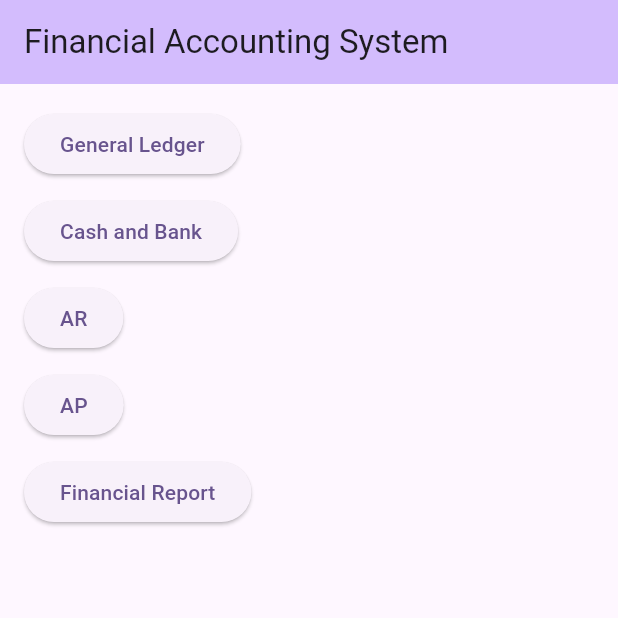
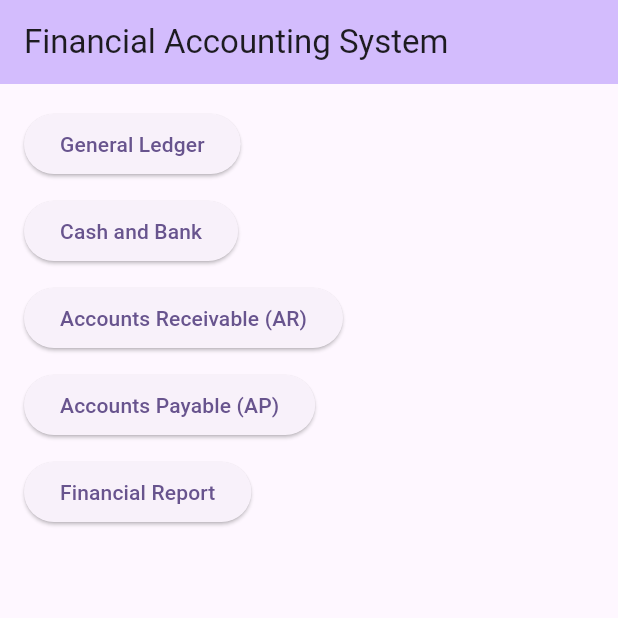
Before and after one commit to fakhriaditya/project_flutter, a Flutter app: the screen it shows after launch, on a phone screen of 412 x 824 dp, the top half of it. Run offline on Flutter 3.47's test engine with Material 3 defaults, Android fonts, the phone set to English and light mode, and no system bars.

Commit message:
AR = Accounts Receivable (AR) AP = Accounts Payable (AP)

```diff
--- a/lib/main.dart
+++ b/lib/main.dart
@@ -73,7 +73,7 @@ class _MyHomePageState extends State<MyHomePage> {
                   MaterialPageRoute(builder: (context) => const ARPage()),
                 );
               },
-              child: const Text('AR'),
+              child: const Text('Accounts Receivable (AR)'),
             ),
             const SizedBox(height: 10),
             ElevatedButton(
@@ -83,7 +83,7 @@ class _MyHomePageState extends State<MyHomePage> {
                   MaterialPageRoute(builder: (context) => const APPage()),
                 );
               },
-              child: const Text('AP'),
+              child: const Text('Accounts Payable (AP)'),
             ),
             const SizedBox(height: 10),
             ElevatedButton(
@@ -176,7 +176,7 @@ class ARPage extends StatelessWidget {
   Widget build(BuildContext context) {
     return Scaffold(
       appBar: AppBar(
-        title: const Text('AR'),
+        title: const Text('Accounts Receivable (AR)'),
         backgroundColor: const Color.fromARGB(255, 31, 2, 251),
       ),
       body: Center(
@@ -184,7 +184,7 @@ class ARPage extends StatelessWidget {
           padding: const EdgeInsets.all(20),
           children: [
             const Text(
-              'AR',
+              'Accounts Receivable (AR)',
               style: TextStyle(fontSize: 24, fontWeight: FontWeight.bold),
               textAlign: TextAlign.center,
             ),
@@ -208,7 +208,7 @@ class APPage extends StatelessWidget {
   Widget build(BuildContext context) {
     return Scaffold(
       appBar: AppBar(
-        title: const Text('AP'),
+        title: const Text('Accounts Payable (AP)'),
         backgroundColor: const Color.fromARGB(255, 31, 2, 251),
       ),
       body: Center(
@@ -216,7 +216,7 @@ class APPage extends StatelessWidget {
           padding: const EdgeInsets.all(20),
           children: [
             const Text(
-              'AP',
+              'Accounts Payable (AP)',
               style: TextStyle(fontSize: 24, fontWeight: FontWeight.bold),
               textAlign: TextAlign.center,
             ),
```
